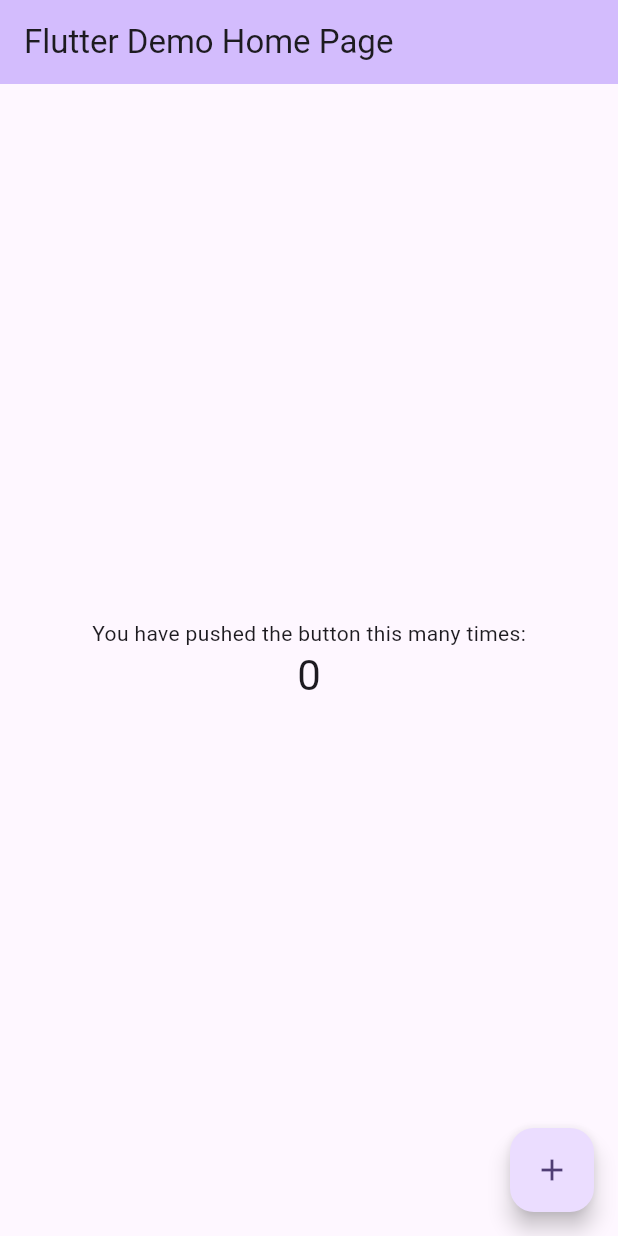
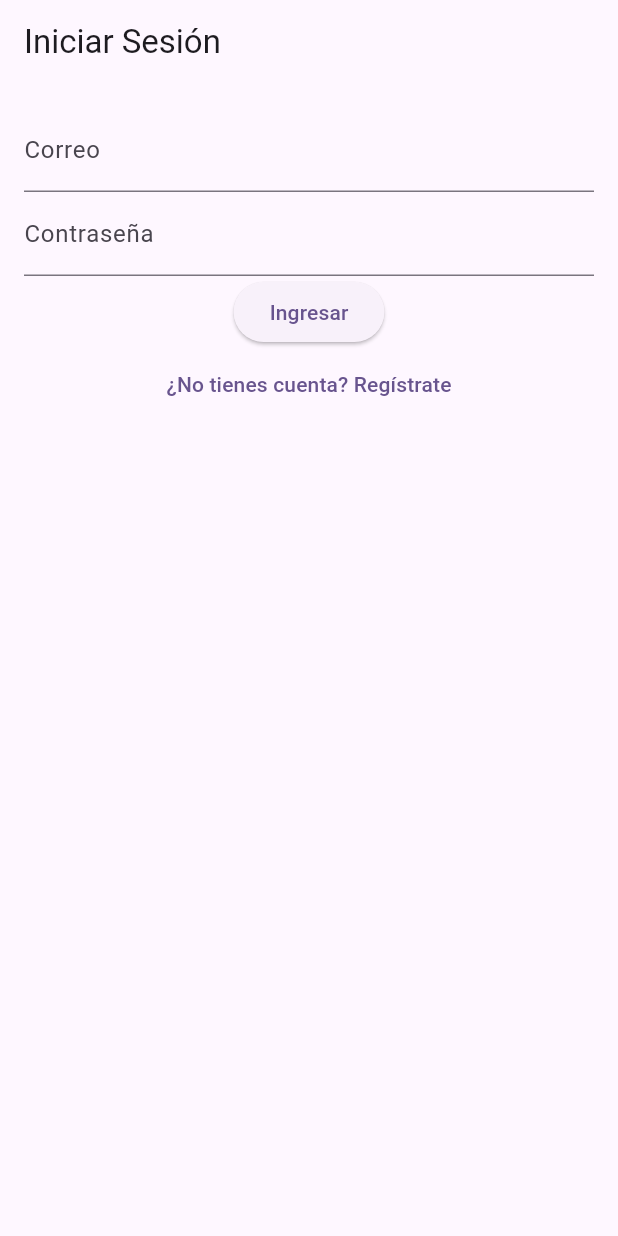
Before and after one commit to MiriamBec/actividad3.7, a Flutter app: the screen it shows after launch, on a phone screen of 412 x 824 dp. Run offline on Flutter 3.47's test engine with Material 3 defaults, Android fonts, the phone set to English and light mode, and no system bars; our stand-ins replace firebase_auth, firebase_core; accounts and stored records are empty.

Commit message:
Se agregaron las paginas de login y registro

```diff
--- /dev/null
+++ b/lib/login_page.dart
@@ -0,0 +1,61 @@
+import 'package:flutter/material.dart';
+import 'package:firebase_auth/firebase_auth.dart';
+import 'register_page.dart';
+
+class LoginPage extends StatelessWidget {
+  final TextEditingController emailController = TextEditingController();
+  final TextEditingController passwordController = TextEditingController();
+
+  void login(BuildContext context) async {
+    try {
+      await FirebaseAuth.instance.signInWithEmailAndPassword(
+        email: emailController.text,
+        password: passwordController.text,
+      );
+      // Aquí navegas a la pantalla de catálogo
+      ScaffoldMessenger.of(
+        context,
+      ).showSnackBar(SnackBar(content: Text("Inicio de sesión exitoso")));
+    } catch (e) {
+      ScaffoldMessenger.of(
+        context,
+      ).showSnackBar(SnackBar(content: Text("Error: ${e.toString()}")));
+    }
+  }
+
+  @override
+  Widget build(BuildContext context) {
+    return Scaffold(
+      appBar: AppBar(title: Text('Iniciar Sesión')),
+      body: Padding(
+        padding: EdgeInsets.all(16.0),
+        child: Column(
+          children: [
+            TextField(
+              controller: emailController,
+              decoration: InputDecoration(labelText: 'Correo'),
+            ),
+            TextField(
+              controller: passwordController,
+              decoration: InputDecoration(labelText: 'Contraseña'),
+              obscureText: true,
+            ),
+            ElevatedButton(
+              onPressed: () => login(context),
+              child: Text('Ingresar'),
+            ),
+            TextButton(
+              onPressed: () {
+                Navigator.push(
+                  context,
+                  MaterialPageRoute(builder: (context) => RegisterPage()),
+                );
+              },
+              child: Text('¿No tienes cuenta? Regístrate'),
+            ),
+          ],
+        ),
+      ),
+    );
+  }
+}
--- a/lib/main.dart
+++ b/lib/main.dart
@@ -1,5 +1,6 @@
 import 'package:flutter/material.dart';
 import 'package:firebase_core/firebase_core.dart';
+import 'login_page.dart';
 import 'firebase_options.dart';
 
 void main() async {
@@ -16,6 +17,8 @@ class MyApp extends StatelessWidget {
   Widget build(BuildContext context) {
     return MaterialApp(
       title: 'Catálogo de Películas',
+      debugShowCheckedModeBanner: false,
+      home: LoginPage(),
       theme: ThemeData(
         // This is the theme of your application.
         //
@@ -34,93 +37,6 @@ class MyApp extends StatelessWidget {
         // tested with just a hot reload.
         colorScheme: ColorScheme.fromSeed(seedColor: Colors.deepPurple),
       ),
-      home: const MyHomePage(title: 'Flutter Demo Home Page'),
     );
   }
 }
-
-class MyHomePage extends StatefulWidget {
-  const MyHomePage({super.key, required this.title});
-
-  // This widget is the home page of your application. It is stateful, meaning
-  // that it has a State object (defined below) that contains fields that affect
-  // how it looks.
-
-  // This class is the configuration for the state. It holds the values (in this
-  // case the title) provided by the parent (in this case the App widget) and
-  // used by the build method of the State. Fields in a Widget subclass are
-  // always marked "final".
-
-  final String title;
-
-  @override
-  State<MyHomePage> createState() => _MyHomePageState();
-}
-
-class _MyHomePageState extends State<MyHomePage> {
-  int _counter = 0;
-
-  void _incrementCounter() {
-    setState(() {
-      // This call to setState tells the Flutter framework that something has
-      // changed in this State, which causes it to rerun the build method below
-      // so that the display can reflect the updated values. If we changed
-      // _counter without calling setState(), then the build method would not be
-      // called again, and so nothing would appear to happen.
-      _counter++;
-    });
-  }
-
-  @override
-  Widget build(BuildContext context) {
-    // This method is rerun every time setState is called, for instance as done
-    // by the _incrementCounter method above.
-    //
-    // The Flutter framework has been optimized to make rerunning build methods
-    // fast, so that you can just rebuild anything that needs updating rather
-    // than having to individually change instances of widgets.
-    return Scaffold(
-      appBar: AppBar(
-        // TRY THIS: Try changing the color here to a specific color (to
-        // Colors.amber, perhaps?) and trigger a hot reload to see the AppBar
-        // change color while the other colors stay the same.
-        backgroundColor: Theme.of(context).colorScheme.inversePrimary,
-        // Here we take the value from the MyHomePage object that was created by
-        // the App.build method, and use it to set our appbar title.
-        title: Text(widget.title),
-      ),
-      body: Center(
-        // Center is a layout widget. It takes a single child and positions it
-        // in the middle of the parent.
-        child: Column(
-          // Column is also a layout widget. It takes a list of children and
-          // arranges them vertically. By default, it sizes itself to fit its
-          // children horizontally, and tries to be as tall as its parent.
-          //
-          // Column has various properties to control how it sizes itself and
-          // how it positions its children. Here we use mainAxisAlignment to
-          // center the children vertically; the main axis here is the vertical
-          // axis because Columns are vertical (the cross axis would be
-          // horizontal).
-          //
-          // TRY THIS: Invoke "debug painting" (choose the "Toggle Debug Paint"
-          // action in the IDE, or press "p" in the console), to see the
-          // wireframe for each widget.
-          mainAxisAlignment: MainAxisAlignment.center,
-          children: <Widget>[
-            const Text('You have pushed the button this many times:'),
-            Text(
-              '$_counter',
-              style: Theme.of(context).textTheme.headlineMedium,
-            ),
-          ],
-        ),
-      ),
-      floatingActionButton: FloatingActionButton(
-        onPressed: _incrementCounter,
-        tooltip: 'Increment',
-        child: const Icon(Icons.add),
-      ), // This trailing comma makes auto-formatting nicer for build methods.
-    );
-  }
-}
```
Also changed, not shown: lib/register_page.dart (added, +51 -0 lines), 1 other file.
